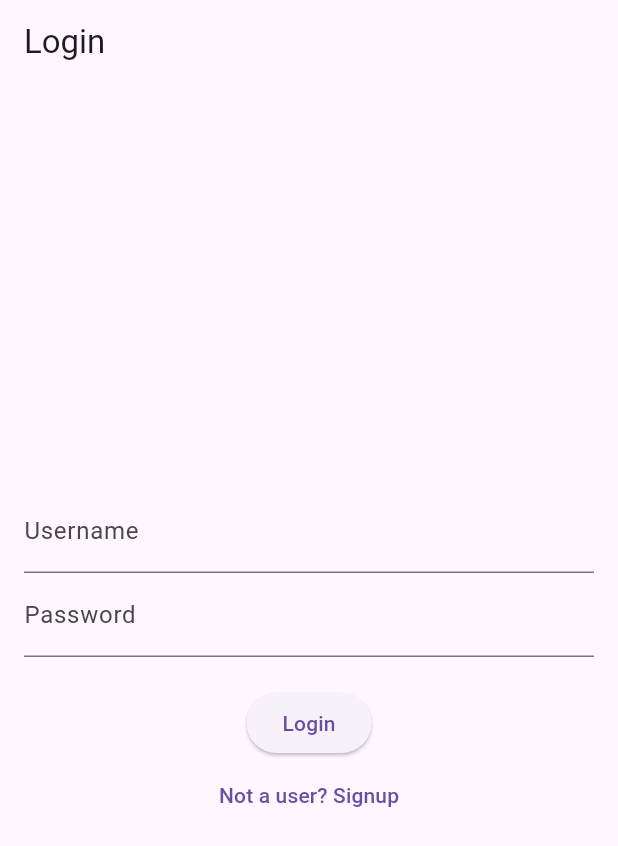
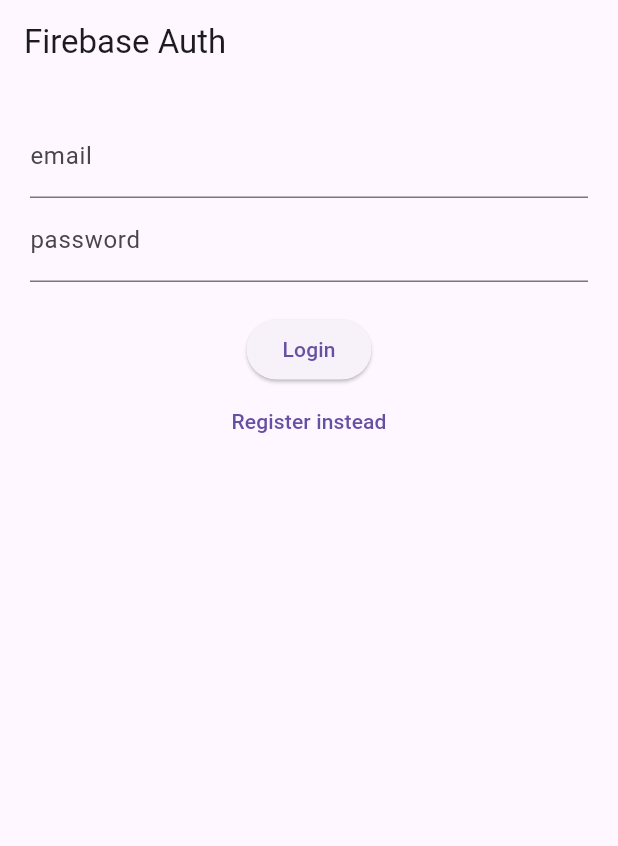
Before and after one commit to BYU-PCCL/dem_recip_mobile, a Flutter app: the screen it shows after launch, on a phone screen of 412 x 824 dp. Shown: the top 846 px of the screen. Run offline on Flutter 3.47's test engine with Material 3 defaults, Android fonts, the phone set to English and light mode, and no system bars; our stand-ins replace firebase_auth, firebase_core; accounts and stored records are empty.

Commit message:
now have a working auth app

```diff
--- a/app/lib/main.dart
+++ b/app/lib/main.dart
@@ -1,36 +1,22 @@
-import 'package:dem_recip_mobile/utils/auth_provider.dart';
+import 'package:dem_recip_mobile/view/widget_tree.dart';
 import 'package:flutter/material.dart';
-import './view/login_view.dart';
-import './view/signup_view.dart';
-import './view/home_view.dart';
-// ignore: depend_on_referenced_packages
-import 'package:provider/provider.dart';
+import 'package:firebase_core/firebase_core.dart';
 
-void main() async {
+Future<void> main() async {
   WidgetsFlutterBinding.ensureInitialized();
-  runApp(ChangeNotifierProvider(
-    create: (context) => AuthProvider()..checkAuthentication(),
-    child: const MyApp(),
-  ));
+  await Firebase.initializeApp();
+  runApp(MyApp());
 }
 
 class MyApp extends StatelessWidget {
-  const MyApp({super.key});
-
   @override
   Widget build(BuildContext context) {
     return MaterialApp(
-      title: 'Flutter MVP App',
+      debugShowCheckedModeBanner: false,
       theme: ThemeData(
-        primarySwatch: Colors.blue,
-        visualDensity: VisualDensity.adaptivePlatformDensity,
+        primarySwatch: Colors.orange
       ),
-      initialRoute: '/',
-      routes: {
-        '/': (context) => const LoginPage(),
-        '/signup': (context) => SignupPage(),
-        '/home': (context) => const HomePage(),
-      },
+      home: const WidgetTree(),
     );
   }
 }
--- a/app/lib/presenter/auth_presenter.dart
+++ /dev/null
@@ -1,36 +0,0 @@
-
-import 'package:dem_recip_mobile/utils/auth_provider.dart';
-import 'package:dem_recip_mobile/utils/auth_response.dart';
-import '../utils/user.dart';
-import '../service/user_service.dart';
-
-class UserAuthPresenter {
-  final dynamic _loginView;
-  final dynamic _signupView;
-  late AuthProvider _authProvider;
-
-  UserAuthPresenter(this._loginView, this._signupView) {
-    _authProvider = AuthProvider(); // Initialize _tokenManager within the constructor body
-  }
-
-  void login(String username, String password) async {
-    var response = await UserService.login(username, password);
-    if (response.statusCode == 200) {
-      _authProvider.login(response.body); // Assume body contains token
-      _loginView.navigateToHome();
-    } else {
-      _loginView.showError("Login Failed: ${response.body}");
-    }
-  }
-
-  void signup(User user, String password, Map<String, String> data) async {
-    var response = await UserService.signup(user, password, data);
-    final AuthResponse authResponse = AuthResponse.fromJson(response.body, response.statusCode);
-    if (response.statusCode == 200) {
-      _authProvider.login(authResponse.token!);
-      _signupView.navigateToHome();
-    } else {
-      _signupView.showError("Signup Failed: ${authResponse.message}");
-    }
-  }
-}
--- a/app/lib/service/user_service.dart
+++ /dev/null
@@ -1,33 +0,0 @@
-import 'package:http/http.dart' as http;
-import 'dart:convert';
-import '../utils/user.dart';
-import '../utils/constants.dart';
-
-class UserService {
-  static Future<http.Response> login(String username, String password) {
-    return http.post(
-      Uri.parse('${url}/login'),
-      headers: <String, String>{
-        'Content-Type': 'application/json; charset=UTF-8',
-      },
-      body: jsonEncode(<String, String>{
-        'username': username,
-        'password': password,
-      }),
-    );
-  }
-
-  static Future<http.Response> signup(User user, String password, Map<String, String> data) {
-    return http.post(
-      Uri.parse('${url}/signup'),
-      headers: <String, String>{
-        'Content-Type': 'application/json; charset=UTF-8',
-      },
-      body: jsonEncode(<String, dynamic>{
-        'user': user.toJson(),
-        'password': password,
-        'data': data
-      }),
-    );
-  }
-}
--- a/app/lib/utils/auth_provider.dart
+++ b/app/lib/utils/auth_provider.dart
@@ -1,27 +1,28 @@
-import 'package:dem_recip_mobile/utils/token_manager.dart';
+import 'package:firebase_auth/firebase_auth.dart';
 import 'package:flutter/material.dart';
 
-class AuthProvider extends ChangeNotifier {
-  bool _isAuthenticated = false;
-  final TokenManager _secureStorage = TokenManager();
+class AuthService {
+  final FirebaseAuth _firebaseAuth = FirebaseAuth.instance;
 
-  bool get isAuthenticated => _isAuthenticated;
+  User? get currentUser => _firebaseAuth.currentUser;
 
-  void checkAuthentication() async {
-    String? token = await _secureStorage.getToken();
-    _isAuthenticated = token != null;
-    notifyListeners();
+  Stream<User?> get authStateChanges => _firebaseAuth.authStateChanges();
+
+  Future<void> signInWithEmailAndPassword({
+    required String email,
+    required String password,
+  }) async {
+    await _firebaseAuth.signInWithEmailAndPassword(email: email, password: password);
   }
 
-  void login(String token) {
-    _secureStorage.saveToken(token);
-    _isAuthenticated = true;
-    notifyListeners();
+  Future<void> createUserWithEmailAndPassword({
+    required String email,
+    required String password,
+  }) async {
+    await _firebaseAuth.createUserWithEmailAndPassword(email: email, password: password);
   }
 
-  void logout() {
-    _secureStorage.deleteToken();
-    _isAuthenticated = false;
-    notifyListeners();
+  Future<void> signOut() async {
+    await _firebaseAuth.signOut();
   }
 }
--- a/app/lib/utils/auth_response.dart
+++ /dev/null
@@ -1,25 +0,0 @@
-import 'dart:convert';
-
-class AuthResponse {
-  final String? message;
-  final String? token;
-  final Map<String, String>? data;
-  final int statusCode;
-
-  AuthResponse(this.message, this.token, this.data, this.statusCode);
-
-  factory AuthResponse.fromJson(String json, int statusCode) {
-    Map<String, dynamic> parsedJson = jsonDecode(json);
-    return AuthResponse(
-      parsedJson['message'],
-      parsedJson['token'],
-      parsedJson['data'] != null ? Map<String, String>.from(parsedJson['data']) : null,
-      statusCode, // Provide default value if statusCode is not present
-    );
-  }
-
-  @override
-  String toString() {
-    return 'AuthResponse{message: $message, token: $token, data: $data, statusCode: $statusCode}';
-  }
-}
--- a/app/lib/utils/constants.dart
+++ /dev/null
@@ -1 +0,0 @@
-const String url = "http://localhost:5000";
--- a/app/lib/utils/user.dart
+++ /dev/null
@@ -1,15 +0,0 @@
-class User {
-  String username;
-  String firstName;
-  String lastName;
-
-  User({required this.username, required this.firstName, required this.lastName});
-
-  Map<String, dynamic> toJson() {
-    return {
-      'username': username,
-      'firstName': firstName,
-      'lastName': lastName,
-    };
-  }
-}
--- /dev/null
+++ b/app/lib/view/login_register_view.dart
@@ -0,0 +1,106 @@
+import 'package:dem_recip_mobile/utils/auth_provider.dart';
+import 'package:firebase_auth/firebase_auth.dart';
+import 'package:flutter/material.dart';
+
+class LoginView extends StatefulWidget {
+  const LoginView({super.key});
+
+  @override
+  State<StatefulWidget> createState() => _LoginViewState();
+}
+
+class _LoginViewState extends State<LoginView> {
+    String? errorMessage = '';
+    bool isLogin = true;
+
+    final TextEditingController _controllerEmail = TextEditingController();
+    final TextEditingController _controllerPassword = TextEditingController();
+
+    Future<void> signInWithEmailAndPassword() async {
+      try {
+        await AuthService().signInWithEmailAndPassword(
+          email: _controllerEmail.text,
+          password: _controllerPassword.text
+        );
+      } on FirebaseAuthException catch (e) {
+        setState(() {
+          errorMessage = e.message;
+        });
+      }
+    }
+
+    Future<void> createUserWithEmailAndPassword() async {
+      try {
+        await AuthService().createUserWithEmailAndPassword(
+          email: _controllerEmail.text,
+          password: _controllerPassword.text
+        );
+      } on FirebaseAuthException catch (e) {
+        setState(() {
+          errorMessage = e.message;
+        });
+      }
+    }
+
+    Widget _title() {
+      return const Text("Firebase Auth");
+    }
+
+    Widget _entryField(
+      String title,
+      TextEditingController controller
+    ) {
+      return TextField(
+        controller: controller,
+        decoration: InputDecoration(
+          labelText: title
+        ),
+      );
+    }
+
+    Widget _submitButton() {
+      return ElevatedButton(
+        onPressed:
+          isLogin ? signInWithEmailAndPassword : createUserWithEmailAndPassword,
+        child: Text(isLogin ? 'Login' : 'Register')
+      );
+    }
+
+    Widget _loginOrRegisterButton() {
+      return TextButton(
+        onPressed: () {
+          setState(() {
+            isLogin = !isLogin;
+          });
+        },
+        child: Text(isLogin ? 'Register instead' : 'Login instead')
+      );
+    }
+
+    Widget _errorMessage() {
+      return Text(errorMessage == '' ? '' : 'Error: $errorMessage');
+    }
+
+  @override
+  Widget build(BuildContext context) {
+    return Scaffold(
+      appBar: AppBar(
+        title: _title(),
+      ),
+      body: Container(
+        height: double.infinity,
+        width: double.infinity,
+        padding: const EdgeInsets.all(20),
+        child: Column(
+          children: <Widget>[
+            _entryField('email', _controllerEmail),
+            _entryField('password', _controllerPassword),
+            _errorMessage(),
+            _submitButton(),
+            _loginOrRegisterButton()
+          ],
+        ),
+      ),
+    );
+  }
+}
--- a/app/lib/view/login_view.dart
+++ /dev/null
@@ -1,74 +0,0 @@
-import 'package:flutter/material.dart';
-import 'package:fluttertoast/fluttertoast.dart';
-import '../presenter/auth_presenter.dart';
-
-abstract class LoginView {
-  void navigateToHome();
-  void showError(String message);
-}
-
-class LoginPage extends StatefulWidget {
-  const LoginPage({super.key});
-
-  @override
-  _LoginPageState createState() => _LoginPageState();
-}
-
-class _LoginPageState extends State<LoginPage> implements LoginView {
-  final _usernameController = TextEditingController();
-  final _passwordController = TextEditingController();
-  late UserAuthPresenter _presenter;
-
-  @override
-  void initState() {
-    super.initState();
-    _presenter = UserAuthPresenter(this, null); // Passing null for signup view
-  }
-
-  @override
-  Widget build(BuildContext context) {
-    return Scaffold(
-      appBar: AppBar(title: const Text("Login")),
-      body: Padding(
-        padding: const EdgeInsets.all(16.0),
-        child: Column(
-          mainAxisAlignment: MainAxisAlignment.center,
-          children: <Widget>[
-            TextField(
-              controller: _usernameController,
-              decoration: const InputDecoration(labelText: "Username"),
-            ),
-            TextField(
-              controller: _passwordController,
-              decoration: const InputDecoration(labelText: "Password"),
-              obscureText: true,
-            ),
-            const SizedBox(height: 20),
-            ElevatedButton(
-              onPressed: () {
-                _presenter.login(_usernameController.text, _passwordController.text);
-              },
-              child: const Text("Login"),
-            ),
-            TextButton(
-              onPressed: () {
-                Navigator.pushNamed(context, '/signup');
-              },
-              child: const Text("Not a user? Signup"),
-            ),
-          ],
-        ),
-      ),
-    );
-  }
-
-  @override
-  void navigateToHome() {
-    Navigator.pushReplacementNamed(context, '/home');
-  }
-
-  @override
-  void showError(String message) {
-    Fluttertoast.showToast(msg: message, toastLength: Toast.LENGTH_LONG);
-  }
-}
--- /dev/null
+++ b/app/lib/view/widget_tree.dart
@@ -0,0 +1,29 @@
+
+
+import 'package:dem_recip_mobile/utils/auth_provider.dart';
+import 'package:dem_recip_mobile/view/home_view.dart';
+import 'package:dem_recip_mobile/view/login_register_view.dart';
+import 'package:flutter/material.dart';
+
+class WidgetTree extends StatefulWidget {
+  const WidgetTree({super.key});
+
+  @override
+  State<WidgetTree> createState() => _WidgetTreeState();
+}
+
+class _WidgetTreeState extends State<WidgetTree> {
+  @override
+  Widget build(BuildContext context) {
+    return StreamBuilder(
+      stream: AuthService().authStateChanges,
+      builder: (context, snapshot) {
+        if (snapshot.hasData) {
+          return HomePage();
+        } else {
+          return const LoginView();
+        }
+      }
+    );
+  }
+}
--- a/app/pubspec.yaml
+++ b/app/pubspec.yaml
@@ -19,6 +19,8 @@
     sdk: flutter
   flutter_lints: ^3.0.0
   provider: ^6.0.1
+  firebase_auth: ^4.19.4
+  firebase_core: ^2.30.1
 
 flutter:
   uses-material-design: true
```
Also changed, not shown: app/lib/utils/token_manager.dart (deleted, +0 -17 lines), app/lib/view/home_view.dart (+39 -4 lines), app/lib/view/signup_view.dart (deleted, +0 -96 lines), app/pubspec.lock, 8 other files.
